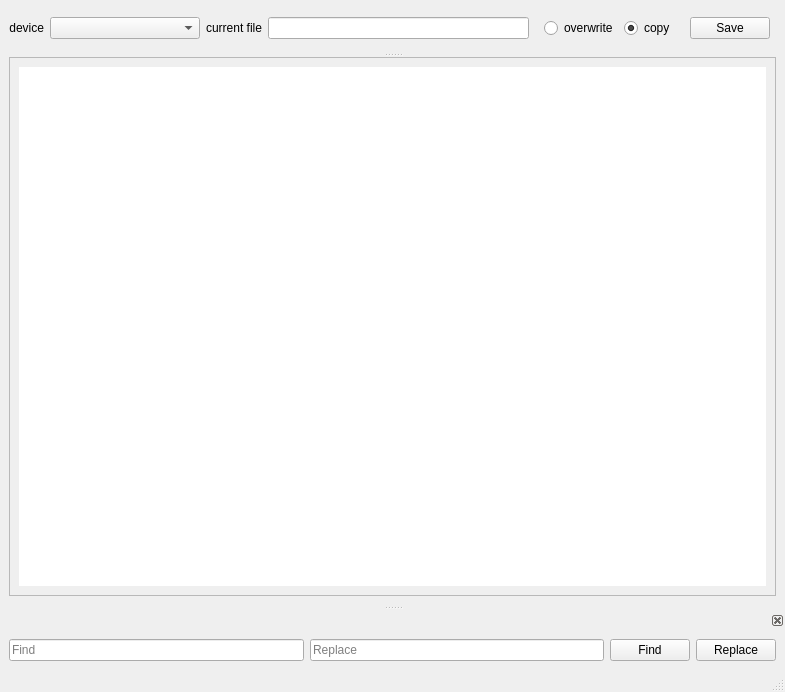
The window that CNC_TOOLBOX/gui/mainwindow.ui (MrSamuelLaw/CNC_TOOLBOX) describes before a commit, drawn with Qt 5.
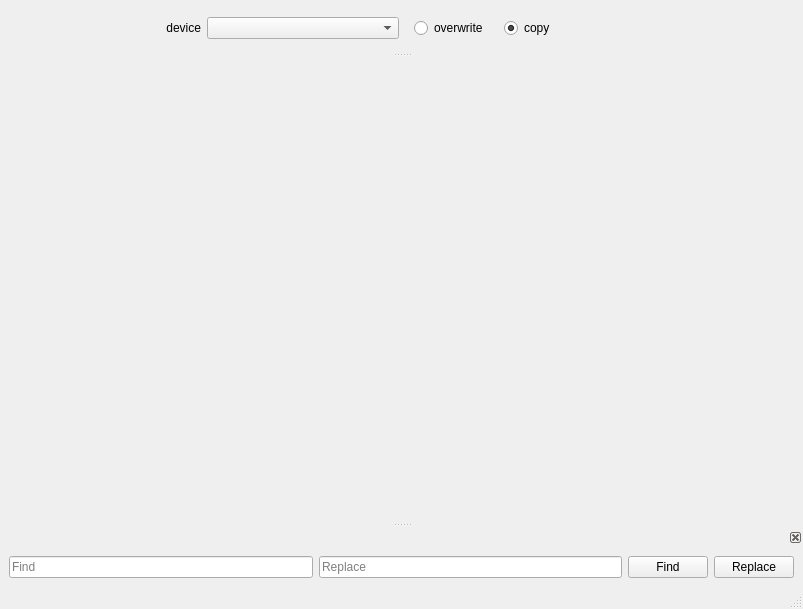
The same window after the commit.

Commit message: moves cnc_toolbox from single document based editor, to multi-tab multi document editor

What changed in the file:
```diff
--- a/CNC_TOOLBOX/gui/mainwindow.ui
+++ b/CNC_TOOLBOX/gui/mainwindow.ui
@@ -6,8 +6,8 @@
    <rect>
     <x>0</x>
     <y>0</y>
-    <width>785</width>
-    <height>692</height>
+    <width>803</width>
+    <height>609</height>
    </rect>
   </property>
   <property name="windowTitle">
@@ -15,7 +15,36 @@
   </property>
   <widget class="QWidget" name="centralwidget">
    <layout class="QGridLayout" name="gridLayout_3">
-    <item row="1" column="0" colspan="7">
+    <item row="0" column="2">
+     <widget class="QWidget" name="widget" native="true">
+      <layout class="QGridLayout" name="gridLayout_2">
+       <item row="0" column="1">
+        <widget class="QRadioButton" name="save_copy">
+         <property name="text">
+          <string>copy</string>
+         </property>
+         <property name="checkable">
+          <bool>true</bool>
+         </property>
+         <property name="checked">
+          <bool>true</bool>
+         </property>
+         <property name="autoExclusive">
+          <bool>true</bool>
+         </property>
+        </widget>
+       </item>
+       <item row="0" column="0">
+        <widget class="QRadioButton" name="overwrite_radio">
+         <property name="text">
+          <string>overwrite</string>
+         </property>
+        </widget>
+       </item>
+      </layout>
+     </widget>
+    </item>
+    <item row="1" column="0" colspan="4">
      <widget class="QSplitter" name="splitter">
       <property name="orientation">
        <enum>Qt::Vertical</enum>
@@ -47,38 +76,47 @@
        </layout>
       </widget>
       <widget class="QScrollArea" name="scrollArea">
+       <property name="frameShape">
+        <enum>QFrame::NoFrame</enum>
+       </property>
        <property name="widgetResizable">
         <bool>true</bool>
        </property>
        <property name="alignment">
-        <set>Qt::AlignBottom|Qt::AlignLeading|Qt::AlignLeft</set>
+        <set>Qt::AlignLeading|Qt::AlignLeft|Qt::AlignTop</set>
        </property>
        <widget class="QWidget" name="scrollAreaWidgetContents">
         <property name="geometry">
          <rect>
           <x>0</x>
           <y>0</y>
-          <width>761</width>
-          <height>426</height>
+          <width>781</width>
+          <height>280</height>
          </rect>
         </property>
         <layout class="QGridLayout" name="gridLayout_5">
-         <item row="1" column="0">
-          <widget class="QPlainTextEdit" name="text_area">
-           <property name="sizePolicy">
-            <sizepolicy hsizetype="Expanding" vsizetype="Expanding">
-             <horstretch>0</horstretch>
-             <verstretch>0</verstretch>
-            </sizepolicy>
+         <property name="leftMargin">
+          <number>0</number>
+         </property>
+         <property name="rightMargin">
+          <number>0</number>
+         </property>
+         <item row="0" column="0">
+          <widget class="QTabWidget" name="tabWidget">
+           <property name="tabShape">
+            <enum>QTabWidget::Triangular</enum>
            </property>
-           <property name="frameShape">
-            <enum>QFrame::NoFrame</enum>
+           <property name="currentIndex">
+            <number>-1</number>
            </property>
-           <property name="frameShadow">
-            <enum>QFrame::Plain</enum>
+           <property name="documentMode">
+            <bool>true</bool>
            </property>
-           <property name="lineWrapMode">
-            <enum>QPlainTextEdit::NoWrap</enum>
+           <property name="tabsClosable">
+            <bool>true</bool>
+           </property>
+           <property name="movable">
+            <bool>true</bool>
            </property>
           </widget>
          </item>
@@ -107,55 +145,6 @@
       </property>
      </widget>
     </item>
-    <item row="0" column="4">
-     <widget class="QWidget" name="widget" native="true">
-      <layout class="QGridLayout" name="gridLayout_2">
-       <item row="0" column="1">
-        <widget class="QRadioButton" name="save_copy">
-         <property name="text">
-          <string>copy</string>
-         </property>
-         <property name="checkable">
-          <bool>true</bool>
-         </property>
-         <property name="checked">
-          <bool>true</bool>
-         </property>
-         <property name="autoExclusive">
-          <bool>true</bool>
-         </property>
-        </widget>
-       </item>
-       <item row="0" column="0">
-        <widget class="QRadioButton" name="overwrite_radio">
-         <property name="text">
-          <string>overwrite</string>
-         </property>
-        </widget>
-       </item>
-      </layout>
-     </widget>
-    </item>
-    <item row="0" column="5">
-     <widget class="QPushButton" name="save_button">
-      <property name="text">
-       <string>Save</string>
-      </property>
-     </widget>
-    </item>
-    <item row="0" column="3">
-     <widget class="QLineEdit" name="file_field"/>
-    </item>
-    <item row="0" column="2">
-     <widget class="QLabel" name="current_file_label">
-      <property name="text">
-       <string>current file</string>
-      </property>
-      <property name="alignment">
-       <set>Qt::AlignRight|Qt::AlignTrailing|Qt::AlignVCenter</set>
-      </property>
-     </widget>
-    </item>
    </layout>
   </widget>
   <widget class="QMenuBar" name="menubar">
```
Left out of the diff: 2 changed lines with no effect on the pictures. The commit also changes 3 other files.
